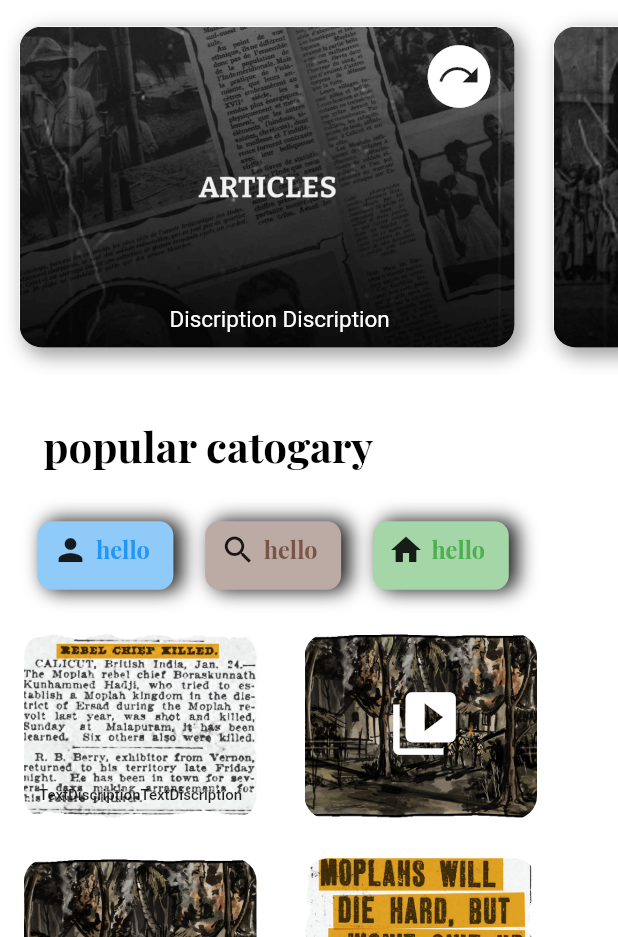
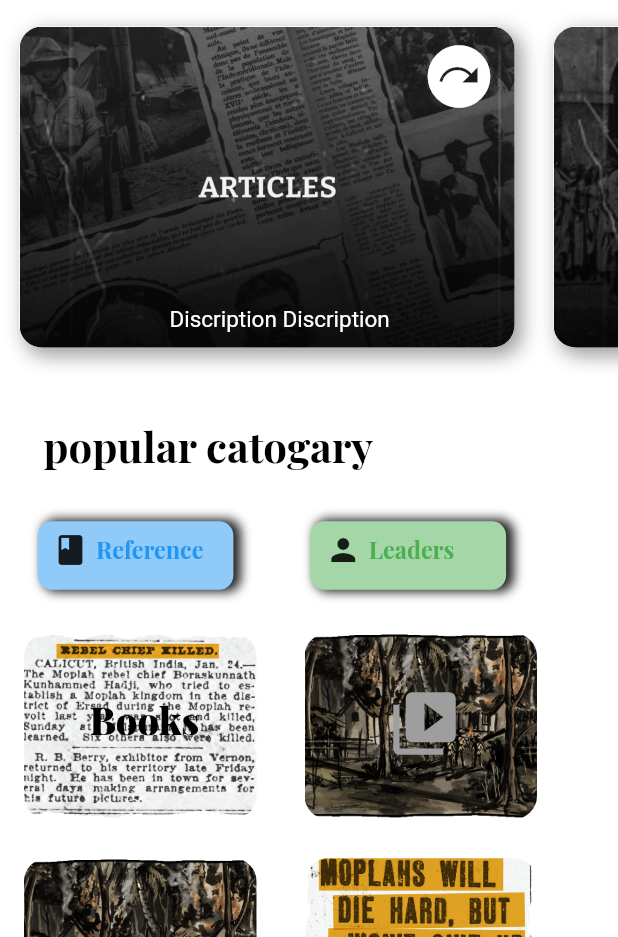
Before and after one commit to muhammedrahil/21expo, a Flutter app: the screen it shows after launch, on a phone screen of 412 x 824 dp, the part 299-1236 px from its top. Run offline on Flutter 3.47's test engine with Material 2 defaults, Android fonts, the phone set to English and light mode, and no system bars; our stand-ins replace animated_splash_screen, google_fonts; project files that could hold a hidden picture were left out.

Commit message:
leades page

```diff
--- a/lib/Screens/Drower.dart
+++ b/lib/Screens/Drower.dart
@@ -62,7 +62,7 @@ class DrowerWidget extends StatelessWidget {
           onTap: (){},
           leading:Icon(Icons.person,size: 40,),
                     title: Text('Our Team'),
-                    subtitle: Text('data'),
+
         ),
           Divider(thickness: 1,),
         ListTile(
--- a/lib/Screens/HomeScreen.dart
+++ b/lib/Screens/HomeScreen.dart
@@ -1,7 +1,5 @@
-
-import 'dart:ui';
-
 import 'package:expo_21/contentFolder/contentPageTemplate.dart';
+import 'package:expo_21/leaders/Template.dart';
 import 'package:flutter/material.dart';
 import 'package:google_fonts/google_fonts.dart';
 import '../textFolder/texts.dart';
@@ -73,7 +71,7 @@ class HomeScreen extends StatelessWidget {
   Widget build(BuildContext context) {
     return Scaffold(
       backgroundColor: Colors.white,
-      drawer:DrowerWidget(),
+      drawer: const DrowerWidget(),
       appBar: AppBar(
         backgroundColor: Colors.black,
         elevation: 0,
@@ -82,12 +80,11 @@ class HomeScreen extends StatelessWidget {
         child: ListView(
           physics: const BouncingScrollPhysics(),
           children: <Widget>[
-            Padding(
-              padding: const EdgeInsets.only(left: 15.8),
+            const Padding(
+              padding: EdgeInsets.only(left: 15.8),
               child: Image(
                 image: AssetImage('assets/21 Days Logo.png'),
               ),
-
             ),
             const SizedBox(
               width: 10,
@@ -102,7 +99,10 @@ class HomeScreen extends StatelessWidget {
                       buttonaction: () {
                         Navigator.of(context)
                             .push(MaterialPageRoute(builder: (ctx) {
-                          return ContantPageTemplate(imagPath:  'assets/Article.jpg', TextSample: Article);
+                          return ContantPageTemplate(
+                              AppBartitle: 'Articles',
+                              imagPath: 'assets/Article.jpg',
+                              TextSample: Article);
                         }));
                       },
                       Discription: 'Discription Discription'),
@@ -111,7 +111,10 @@ class HomeScreen extends StatelessWidget {
                       buttonaction: () {
                         Navigator.of(context)
                             .push(MaterialPageRoute(builder: (ctx) {
-                          return  ContantPageTemplate(imagPath:  'assets/Histography.jpg', TextSample: History);
+                          return ContantPageTemplate(
+                              AppBartitle: 'Histography',
+                              imagPath: 'assets/Histography.jpg',
+                              TextSample: History);
                         }));
                       },
                       Discription: 'Discription Discription')
@@ -119,7 +122,7 @@ class HomeScreen extends StatelessWidget {
               ),
             ),
             Padding(
-              padding: EdgeInsets.only(left: 28.8, top: 28.8, bottom: 16),
+              padding: const EdgeInsets.only(left: 28.8, top: 28.8, bottom: 16),
               child: Row(
                 children: [
                   Text(
@@ -127,14 +130,14 @@ class HomeScreen extends StatelessWidget {
                     style: GoogleFonts.playfairDisplay(
                         fontSize: 28,
                         fontWeight: FontWeight.w700,
-                        color: Color(0xFF000000)),
+                        color: const Color(0xFF000000)),
                   ),
                 ],
               ),
             ),
-            Padding(
-              padding: const EdgeInsets.all(8.0),
-              child: const SizedBox(
+            const Padding(
+              padding: EdgeInsets.all(8.0),
+              child: SizedBox(
                 width: 10,
               ),
             ),
@@ -146,8 +149,8 @@ class HomeScreen extends StatelessWidget {
                   scrollDirection: Axis.horizontal,
                   children: [
                     IconsCard(
-                        iconData: 'hello',
-                        icons: Icons.person,
+                        iconData: 'Reference',
+                        icons: Icons.book,
                         color: Colors.blue[200],
                         Textcolor: Colors.blue,
                         onTap: () {
@@ -156,28 +159,19 @@ class HomeScreen extends StatelessWidget {
                             return const Content_Screen();
                           }));
                         }),
-                    Padding(padding: EdgeInsets.all(1)),
+                    const Padding(padding: EdgeInsets.all(1)),
                     IconsCard(
-                        iconData: 'hello',
-                        icons: Icons.search,
-                        color: Colors.brown[200],
-                        Textcolor: Colors.brown,
-                        onTap: () {
-                           Navigator.of(context)
-                            .push(MaterialPageRoute(builder: (ctx) {
-                          return const Content_Screen();
-                        }));
-                        }),
-                    Padding(padding: EdgeInsets.all(1)),
-                    IconsCard(
-                        iconData: 'hello',
-                        icons: Icons.home,
+                        iconData: 'Leaders',
+                        icons: Icons.person,
                         color: Colors.green[200],
                         Textcolor: Colors.green,
                         onTap: () {
                           Navigator.of(context)
                               .push(MaterialPageRoute(builder: (ctx) {
-                          return const Content_Screen();
+                            return LeadersTemplate(
+                                PersonName: "PersonName",
+                                imagePath: "assets/fall17.png",
+                                TextDiscription: History);
                           }));
                         }),
                   ],
@@ -199,16 +193,20 @@ class HomeScreen extends StatelessWidget {
                       NextPageAddress: () {
                         Navigator.of(context)
                             .push(MaterialPageRoute(builder: (ctx) {
-                          return  ContantPageTemplate(imagPath:  'assets/Histography.jpg', TextSample: History);
+                          return ContantPageTemplate(
+                              AppBartitle: 'Books',
+                              imagPath: 'assets/fall18.png',
+                              TextSample: Article);
                         }));
                       },
                       ImagePath: 'assets/fall18.png',
-                      TextColors: Colors.black87,
-                      TextDiscription: 'TextDiscriptionTextDiscription'),
+                      TextColors: Colors.black,
+                      TextDiscription: 'Books'),
                   VedioCard(
+                      icon: Icons.video_library,
                       NextVideoAddress: () {},
                       TextDiscription: '',
-                      TextColors: Colors.white,
+                      IconColors: Colors.grey,
                       ImagePath: 'assets/fall4.png')
                 ],
               ),
@@ -222,22 +220,22 @@ class HomeScreen extends StatelessWidget {
                       NextPageAddress: () {
                         Navigator.of(context)
                             .push(MaterialPageRoute(builder: (ctx) {
-                          return ContantPageTemplate(imagPath:  'assets/Article.jpg', TextSample: Article);
+                          return const Content_Screen();
                         }));
                       },
                       ImagePath: 'assets/fall4.png',
                       TextColors: Colors.white,
-                      TextDiscription: 'TextDiscriptionTextDiscription'),
+                      TextDiscription: ''),
                   SmallCard(
                       NextPageAddress: () {
                         Navigator.of(context)
                             .push(MaterialPageRoute(builder: (ctx) {
-                          return ContantPageTemplate(imagPath:  'assets/Article.jpg', TextSample: Article);
+                          return const Content_Screen();
                         }));
                       },
                       ImagePath: 'assets/fall1.png',
                       TextColors: Colors.black87,
-                      TextDiscription: 'TextDiscriptionTextDiscription'),
+                      TextDiscription: ''),
                 ],
               ),
             ),
@@ -248,28 +246,30 @@ class HomeScreen extends StatelessWidget {
   }
 }
 
+// ignore: non_constant_identifier_names
 Widget IconsCard(
     {required String iconData,
     required IconData icons,
     required Color? color,
+    // ignore: non_constant_identifier_names
     required Color Textcolor,
     required void Function() onTap}) {
   return GestureDetector(
     onTap: onTap,
     child: Container(
-        margin: EdgeInsets.only(right: 19.2),
+        margin: const EdgeInsets.only(right: 49.2),
         height: 35.6,
-        width: 90.6,
+        width: 130.6,
         decoration: BoxDecoration(
           borderRadius: BorderRadius.circular(9.6),
           boxShadow: const [
             BoxShadow(
               color: Colors.black87,
               offset: Offset(
-                5.0,
+                4.0,
                 0.0,
               ),
-              blurRadius: 10.0,
+              blurRadius: 5.0,
               spreadRadius: 1.0,
             ), //BoxShad
           ],
@@ -294,10 +294,15 @@ Widget IconsCard(
   );
 }
 
+// ignore: non_constant_identifier_names
 Widget SmallCard({
+  // ignore: non_constant_identifier_names
   required void Function() NextPageAddress,
+  // ignore: non_constant_identifier_names
   required String TextDiscription,
+  // ignore: non_constant_identifier_names
   required Color TextColors,
+  // ignore: non_constant_identifier_names
   required String ImagePath,
 }) {
   return ElevatedButton(
@@ -315,25 +320,26 @@ Widget SmallCard({
       child: Stack(
         children: [
           Positioned(
-            bottom: 10,
-            left: 10,
+            bottom: 50,
+            left: 43.6,
             child: Text(
               TextDiscription,
-              style: TextStyle(color: TextColors, fontSize: 10),
+              style: GoogleFonts.playfairDisplay(
+                  fontSize: 25, fontWeight: FontWeight.w900, color: TextColors),
             ),
-          )
+          ),
         ],
       ),
     ),
   );
 }
 
-Widget VedioCard({
-  required void Function() NextVideoAddress,
+Widget VedioCard(
+    {required void Function() NextVideoAddress,
     required String TextDiscription,
-  required Color TextColors,
+    required Color IconColors,
     required String ImagePath,
-}) {
+    required IconData icon}) {
   return ElevatedButton(
     onPressed: NextVideoAddress,
     style: ButtonStyle(
@@ -348,15 +354,10 @@ Widget VedioCard({
           borderRadius: BorderRadius.circular(15.5)),
       child: Stack(
         children: [
-          Positioned(left: 55,top: 35, child: Icon(Icons.video_collection,size: 50,)),
           Positioned(
-            bottom: 10,
-            left: 10,
-            child: Text(
-              TextDiscription,
-              style: TextStyle(color: TextColors, fontSize: 10),
-            ),
-          )
+              left: 55,
+              top: 35,
+              child: Icon(icon, size: 50, color: IconColors)),
         ],
       ),
     ),
--- a/lib/main.dart
+++ b/lib/main.dart
@@ -3,9 +3,8 @@ import 'package:animated_splash_screen/animated_splash_screen.dart';
 import 'package:flutter/services.dart';
 
 import 'Screens/HomeScreen.dart';
-import 'Screens/contentScreen.dart';
-import 'Screens/temp.dart';
-import 'contentFolder/contentPageTemplate.dart';
+
+
 
 
 
@@ -16,6 +15,7 @@ void main() {
 }
 
 class MyApp extends StatelessWidget {
+
 
 
   // This widget is the root of your application.
@@ -33,8 +33,9 @@ class MyApp extends StatelessWidget {
 
         primarySwatch: Colors.blue,
       ),
-
+      //spalshScreen Part
       home:AnimatedSplashScreen(splash: Image(image: AssetImage('assets/21 Days.png'),height: 700,width: 800,),
+      splashIconSize: 200,
       duration: 3000,
        splashTransition: SplashTransition.rotationTransition,
        backgroundColor: Colors.white,
--- a/lib/textFolder/texts.dart
+++ b/lib/textFolder/texts.dart
@@ -1,4 +1,4 @@
-import 'package:flutter/cupertino.dart';
+
 
 // ignore: non_constant_identifier_names
 String History = '''How to Publish a Short Story: Submit Your Story
```
Also changed, not shown: lib/Screens/contentScreen.dart (+30 -3 lines), lib/contentFolder/HistoryContent.dart (deleted, +0 -12 lines), lib/contentFolder/contentPageTemplate.dart (+5 -2 lines), lib/leaders/Template.dart (added, +55 -0 lines), assets/fall17.png (added), lib/Screens/temp.dart (deleted). Lines whose indentation alone changed are shown as unchanged.
